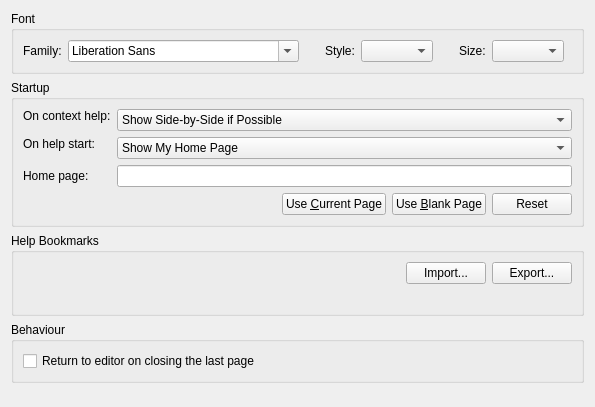
Old version of the form src/plugins/help/generalsettingspage.ui in the repository qt-creator/qt-creator.
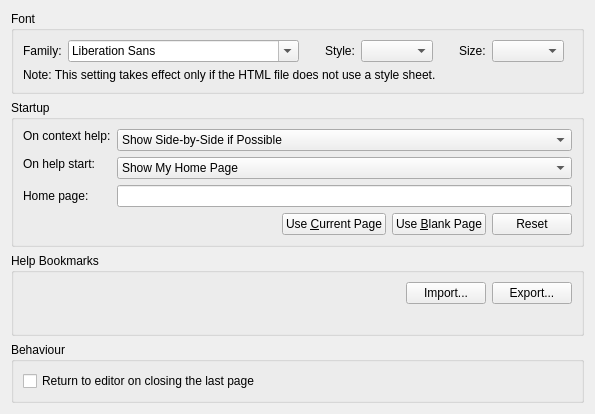
New version of the form.

Commit message:
Change the font of the help, just size can be modified.
This is true for html files that are styled thru style sheets.
We could implement a workaround using jQuery and manipulate
the html/ css, but this is so slow that I won't do that.

Instead add a note and tell the user about the underlying problem.

Task-number: QTCREATORBUG-4871

```diff
--- a/src/plugins/help/generalsettingspage.ui
+++ b/src/plugins/help/generalsettingspage.ui
@@ -19,7 +19,9 @@
      <property name="title">
       <string>Font</string>
      </property>
-     <layout class="QHBoxLayout" name="horizontalLayout_3">
+     <layout class="QVBoxLayout" name="verticalLayout_5">
+      <item>
+       <layout class="QHBoxLayout" name="horizontalLayout_2">
       <item>
        <widget class="QLabel" name="familyLabel">
         <property name="sizePolicy">
@@ -37,7 +39,7 @@
        <widget class="QFontComboBox" name="familyComboBox"/>
       </item>
       <item>
-       <spacer>
+         <spacer name="spacer1">
         <property name="orientation">
          <enum>Qt::Horizontal</enum>
         </property>
@@ -76,7 +78,7 @@
        </widget>
       </item>
       <item>
-       <spacer>
+         <spacer name="spacer2">
         <property name="orientation">
          <enum>Qt::Horizontal</enum>
         </property>
@@ -115,7 +117,7 @@
        </widget>
       </item>
       <item>
-       <spacer name="horizontalSpacer_2">
+         <spacer name="spacer3">
         <property name="orientation">
          <enum>Qt::Horizontal</enum>
         </property>
@@ -128,6 +130,18 @@
        </spacer>
       </item>
      </layout>
+      </item>
+      <item>
+       <widget class="QLabel" name="label">
+        <property name="text">
+         <string>Note: This setting takes effect only if the HTML file does not use a style sheet.</string>
+        </property>
+        <property name="wordWrap">
+         <bool>true</bool>
+        </property>
+       </widget>
+      </item>
+     </layout>
     </widget>
    </item>
    <item>
```
Left out of the diff: 6 changed lines with no effect on the pictures. Lines whose indentation alone changed are shown as unchanged.
